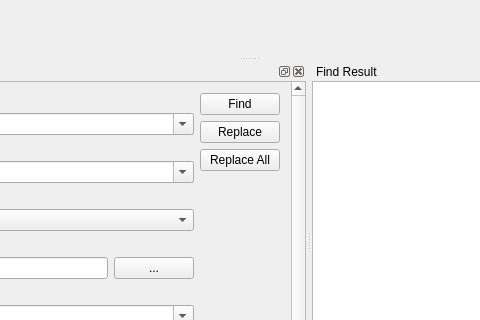
Qt form src/ainesmile/mainwindow.ui (missdeer/ainesmile) before a commit; both pictures show x 399 to 879 and y 282 to 602 of the 1298 by 721 pixel window.
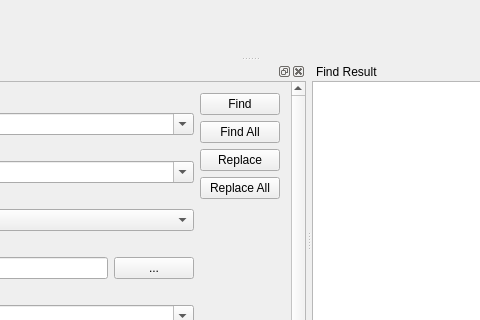
The same form after that commit. Icons and pictures are not drawn. Custom widgets are drawn as their Qt base class.

Commit message: find/replace in all opened documents

Patch:
```diff
--- a/src/ainesmile/mainwindow.ui
+++ b/src/ainesmile/mainwindow.ui
@@ -464,6 +464,13 @@
              </property>
             </widget>
            </item>
+           <item>
+            <widget class="QPushButton" name="btnFindAll">
+             <property name="text">
+              <string>Find All</string>
+             </property>
+            </widget>
+           </item>
            <item>
             <widget class="QPushButton" name="btnReplace">
              <property name="text">
```
The commit also changes 6 other files.
